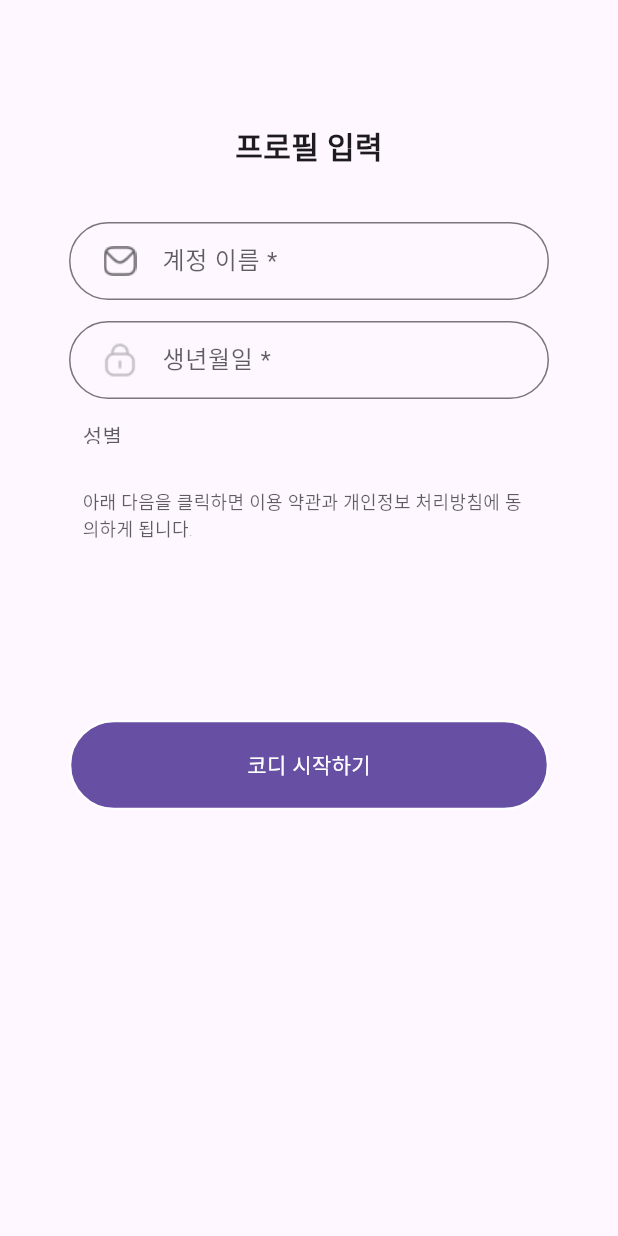
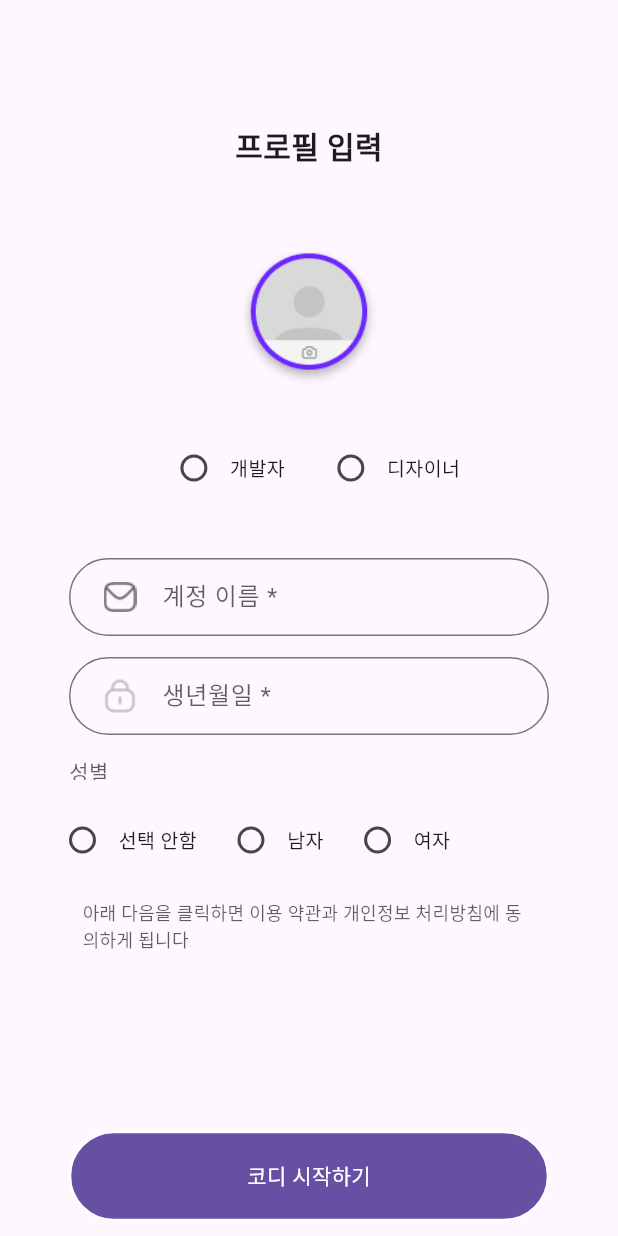
Before and after one commit to Creamy-Tim/flutter_vsc, a Flutter app: the InputprofileScreen screen opened directly, on a phone screen of 412 x 824 dp. Run offline on Flutter 3.47's test engine with Material 3 defaults, Android fonts, the phone set to English and light mode, and no system bars; our stand-ins replace carousel_slider; Roboto replaces fonts that are missing (Pretendard, Pretendard-Bold, Pretendard-Light).

Commit message:
Add - 프로필 입력 페이지
프로필 사진 이미지
직군 선택 라디오
성별 선택 라디오

프로필 사진을 단순 이미지로 삽입(변경 필요)

```diff
--- a/vscode_app/lib/screens/input_profile.dart
+++ b/vscode_app/lib/screens/input_profile.dart
@@ -1,12 +1,22 @@
 import 'package:flutter/material.dart';
+import 'package:codi/icon/custom__icon__login_icons.dart';
 
 void main() {
-  runApp(InputprofileScreen());
+  runApp(MaterialApp(
+    home: InputprofileScreen(),
+  ));
 }
 
-class InputprofileScreen extends StatelessWidget {
+class InputprofileScreen extends StatefulWidget {
   const InputprofileScreen({Key? key}) : super(key: key);
 
+  @override
+  _InputprofileScreenState createState() => _InputprofileScreenState();
+}
+
+class _InputprofileScreenState extends State<InputprofileScreen> {
+  String? _selectedjob = 'job';
+  String? _selectedgender = 'gender';
   @override
   Widget build(BuildContext context) {
     return Scaffold(
@@ -23,6 +33,68 @@ class InputprofileScreen extends StatelessWidget {
                 color: Theme.of(context).colorScheme.onBackground,
                 fontSize: 20,
                 fontFamily: 'Pretendard-Bold'),
+              ),
+            ),
+
+
+            Container(
+              margin: EdgeInsetsDirectional.only(top: 52),
+              width: 94,
+              height: 94,
+              child: Image.asset(
+                'assets/img/profile_photo.png',
+                width: 94,
+                height: 94,
+              ),
+            ),
+
+           Container(
+            margin: EdgeInsets.only(top: 30),
+            child: Row(
+              mainAxisAlignment: MainAxisAlignment.center,  // 가로 중앙 정렬
+              children: [
+                Row(
+                  children: [
+                    Radio<String>(
+                      value: 'programmer',
+                      groupValue: _selectedjob,
+                      activeColor: Theme.of(context).colorScheme.primary, // 색상 추가
+                      onChanged: (String? value) {
+                        setState(() {
+                          _selectedjob = value!;
+                        });
+                      },
+                    ),
+                    Text('개발자',
+                      style: TextStyle(
+                        fontSize: 13,
+                        color: Theme.of(context).colorScheme.onBackground,
+                      ),
+                    ),
+                  ],
+                ),
+                SizedBox(width: 20),  // 간격 추가
+                Row(
+                  children: [
+                    Radio<String>(
+                      value: 'designer',
+                      groupValue: _selectedjob,
+                      activeColor: Theme.of(context).colorScheme.primary,
+                      onChanged: (String? value) {
+                        setState(() {
+                          _selectedjob = value!;
+                        });
+                      },
+                    ),
+                    Text('디자이너',
+                      style: TextStyle(
+                        fontSize: 13,
+                        color: Theme.of(context).colorScheme.onBackground,
+                      ),
+                    ),
+                  ],
+                ),
+              ],
             ),
           ),
 
@@ -91,7 +163,7 @@ class InputprofileScreen extends StatelessWidget {
 
           Container(
             margin: EdgeInsets.only(top: 14),
-              width: 302,
+            width: 320,
             height: 16,
             child: Text(
               "성별",
@@ -100,6 +172,79 @@ class InputprofileScreen extends StatelessWidget {
                 color: Theme.of(context).colorScheme.onBackground.withOpacity(0.7),
                 fontSize: 14,
                 fontFamily: 'Pretendard'),
+            ),
+          ),
+
+
+          Container(
+            margin: EdgeInsets.only(top: 30),
+            width: 350,
+            height: 20,
+            child: Row(
+              children: [
+                Row(
+                  children: [
+                    Radio<String>(
+                      value: 'none',
+                      groupValue: _selectedgender,
+                      activeColor: Theme.of(context).colorScheme.primary,
+                      onChanged: (String? value) {
+                        setState(() {
+                          _selectedgender = value!;
+                        });
+                      },
+                    ),
+                    Text('선택 안함',
+                      style: TextStyle(
+                        fontSize: 13,
+                        color: Theme.of(context).colorScheme.onBackground,
+                      ),
+                    ),
+                  ],
+                ),
+                SizedBox(width: 12),
+                Row(
+                  children: [
+                    Radio<String>(
+                      value: 'man',
+                      groupValue: _selectedgender,
+                      activeColor: Theme.of(context).colorScheme.primary,
+                      onChanged: (String? value) {
+                        setState(() {
+                          _selectedgender = value!;
+                        });
+                      },
+                    ),
+                    Text('남자',
+                      style: TextStyle(
+                        fontSize: 13,
+                        color: Theme.of(context).colorScheme.onBackground,
+                      ),
+                    ),
+                  ],
+                ),
+                SizedBox(width: 12),
+                Row(
+                  children: [
+                    Radio<String>(
+                      value: 'woman',
+                      groupValue: _selectedgender,
+                      activeColor: Theme.of(context).colorScheme.primary,
+                      onChanged: (String? value) {
+                        setState(() {
+                          _selectedgender = value!;
+                        });
+                      },
+                    ),
+                    Text('여자',
+                      style: TextStyle(
+                        fontSize: 13,
+                        color: Theme.of(context).colorScheme.onBackground,
+                      ),
+                    ),
+                  ],
+                ),
+              ],
             ),
           ),
 
--- a/vscode_app/pubspec.yaml
+++ b/vscode_app/pubspec.yaml
@@ -78,6 +78,10 @@ flutter:
   - assets/img/google.png
   - assets/img/facebook.png
   - assets/img/kakao_talk.png
+  - assets/img/profile_photo.png
+  - assets/img/check_box.png
+  - assets/img/uncheck_box.png
+
     # 로그인페이지 이메일 아이콘
 
   # An image asset can refer to one or more resolution-specific "variants", see
```
Also changed, not shown: vscode_app/assets/img/profile_photo.png (added). Lines whose indentation alone changed are shown as unchanged.
